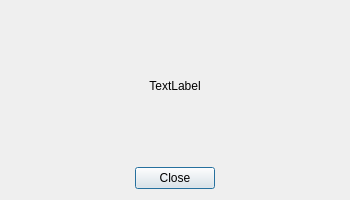
Before: the Qt Designer form p2p_comunicator/app/error_window.ui in sadowicz/p2p_communicator, drawn with Qt 5.
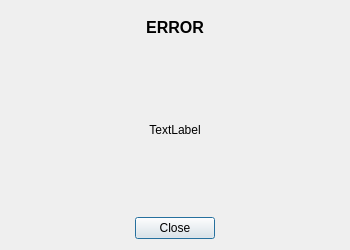
After: the same form once the commit is applied.

Commit message: Refactoring err window gui

```diff
--- a/p2p_comunicator/app/error_window.ui
+++ b/p2p_comunicator/app/error_window.ui
@@ -7,19 +7,36 @@
     <x>0</x>
     <y>0</y>
     <width>350</width>
-    <height>200</height>
+    <height>250</height>
    </rect>
   </property>
   <property name="minimumSize">
    <size>
     <width>350</width>
-    <height>200</height>
+    <height>250</height>
    </size>
   </property>
   <property name="windowTitle">
    <string>Error</string>
   </property>
-  <layout class="QVBoxLayout" name="verticalLayout">
+  <layout class="QVBoxLayout" name="verticalLayout" stretch="1,5,1">
+   <item>
+    <widget class="QLabel" name="lbError">
+     <property name="font">
+      <font>
+       <pointsize>12</pointsize>
+       <weight>75</weight>
+       <bold>true</bold>
+      </font>
+     </property>
+     <property name="text">
+      <string>ERROR</string>
+     </property>
+     <property name="alignment">
+      <set>Qt::AlignCenter</set>
+     </property>
+    </widget>
+   </item>
    <item>
     <widget class="QLabel" name="lbErrorPrompt">
      <property name="text">
```
